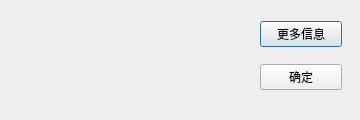
This is aboutwindow.ui in ZzzzzzS/TimingSystemUper as Qt 5 draws it before an edit. The edited form follows.
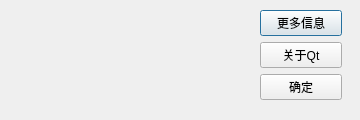
This is the edited form.

The edit to the form file:
```diff
--- a/aboutwindow.ui
+++ b/aboutwindow.ui
@@ -36,6 +36,13 @@
       </property>
      </widget>
     </item>
+    <item>
+     <widget class="QPushButton" name="QtButton">
+      <property name="text">
+       <string>关于Qt</string>
+      </property>
+     </widget>
+    </item>
     <item>
      <widget class="QPushButton" name="pushButton_2">
       <property name="text">
```
Left out of the diff: 6 changed lines with no effect on the pictures.
